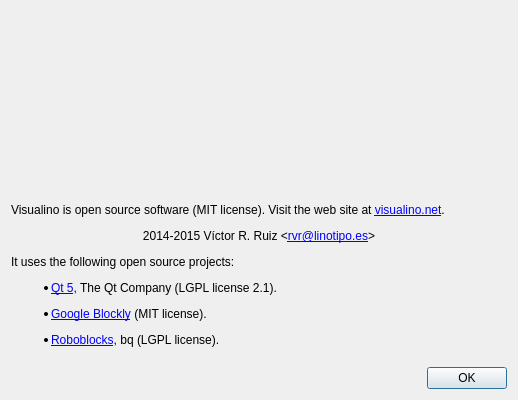
Old version of the form src/aboutdialog.ui in the repository vrruiz/visualino.
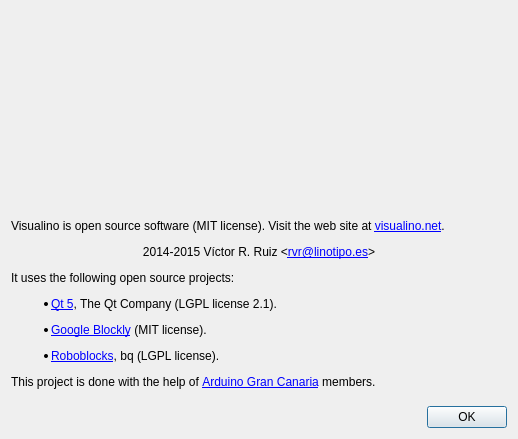
New version of the form. Icons and pictures are not drawn.

What changed in the file:
```diff
--- a/src/aboutdialog.ui
+++ b/src/aboutdialog.ui
@@ -7,7 +7,7 @@
     <x>0</x>
     <y>0</y>
     <width>518</width>
-    <height>400</height>
+    <height>439</height>
    </rect>
   </property>
   <property name="windowTitle">
@@ -27,7 +27,7 @@
    <item>
     <widget class="QLabel" name="label_4">
      <property name="text">
-      <string>&lt;html&gt;&lt;head/&gt;&lt;body&gt;&lt;p&gt;Visualino is open source software (MIT license). Visit the web site at &lt;a href=&quot;http://www.visualino.net/&quot;&gt;&lt;span style=&quot; text-decoration: underline; color:#0000ff;&quot;&gt;visualino.net&lt;/span&gt;&lt;/a&gt;.&lt;/p&gt;&lt;p align=&quot;center&quot;&gt;2014-2015 Víctor R. Ruiz &amp;lt;&lt;a href=&quot;mailto:rvr@linotipo.es&quot;&gt;&lt;span style=&quot; text-decoration: underline; color:#0000ff;&quot;&gt;rvr@linotipo.es&lt;/span&gt;&lt;/a&gt;&amp;gt;&lt;/p&gt;&lt;p&gt;It uses the following open source projects:&lt;/p&gt;&lt;ul style=&quot;margin-top: 0px; margin-bottom: 0px; margin-left: 0px; margin-right: 0px; -qt-list-indent: 1;&quot;&gt;&lt;li style=&quot; margin-top:12px; margin-bottom:0px; margin-left:0px; margin-right:0px; -qt-block-indent:0; text-indent:0px;&quot;&gt;&lt;a href=&quot;http://www.qt.io/&quot;&gt;&lt;span style=&quot; text-decoration: underline; color:#0000ff;&quot;&gt;Qt 5&lt;/span&gt;&lt;/a&gt;, The Qt Company (LGPL license 2.1).&lt;/li&gt;&lt;li style=&quot; margin-top:12px; margin-bottom:0px; margin-left:0px; margin-right:0px; -qt-block-indent:0; text-indent:0px;&quot;&gt;&lt;a href=&quot;https://developers.google.com/blockly/&quot;&gt;&lt;span style=&quot; text-decoration: underline; color:#0000ff;&quot;&gt;Google Blockly&lt;/span&gt;&lt;/a&gt; (MIT license).&lt;/li&gt;&lt;li style=&quot; margin-top:12px; margin-bottom:0px; margin-left:0px; margin-right:0px; -qt-block-indent:0; text-indent:0px;&quot;&gt;&lt;a href=&quot;https://github.com/bq/roboblocks&quot;&gt;&lt;span style=&quot;text-decoration: underline; color:#0000ff;&quot;&gt;Roboblocks&lt;/span&gt;&lt;/a&gt;, bq (LGPL license).&lt;/li&gt;&lt;/ul&gt;&lt;/body&gt;&lt;/html&gt;</string>
+      <string>&lt;html&gt;&lt;head/&gt;&lt;body&gt;&lt;p&gt;Visualino is open source software (MIT license). Visit the web site at &lt;a href=&quot;http://www.visualino.net/&quot;&gt;&lt;span style=&quot; text-decoration: underline; color:#0000ff;&quot;&gt;visualino.net&lt;/span&gt;&lt;/a&gt;.&lt;/p&gt;&lt;p align=&quot;center&quot;&gt;2014-2015 Víctor R. Ruiz &amp;lt;&lt;a href=&quot;mailto:rvr@linotipo.es&quot;&gt;&lt;span style=&quot; text-decoration: underline; color:#0000ff;&quot;&gt;rvr@linotipo.es&lt;/span&gt;&lt;/a&gt;&amp;gt;&lt;/p&gt;&lt;p&gt;It uses the following open source projects:&lt;/p&gt;&lt;ul style=&quot;margin-top: 0px; margin-bottom: 0px; margin-left: 0px; margin-right: 0px; -qt-list-indent: 1;&quot;&gt;&lt;li style=&quot; margin-top:12px; margin-bottom:0px; margin-left:0px; margin-right:0px; -qt-block-indent:0; text-indent:0px;&quot;&gt;&lt;a href=&quot;http://www.qt.io/&quot;&gt;&lt;span style=&quot; text-decoration: underline; color:#0000ff;&quot;&gt;Qt 5&lt;/span&gt;&lt;/a&gt;, The Qt Company (LGPL license 2.1).&lt;/li&gt;&lt;li style=&quot; margin-top:12px; margin-bottom:0px; margin-left:0px; margin-right:0px; -qt-block-indent:0; text-indent:0px;&quot;&gt;&lt;a href=&quot;https://developers.google.com/blockly/&quot;&gt;&lt;span style=&quot; text-decoration: underline; color:#0000ff;&quot;&gt;Google Blockly&lt;/span&gt;&lt;/a&gt; (MIT license).&lt;/li&gt;&lt;li style=&quot; margin-top:12px; margin-bottom:0px; margin-left:0px; margin-right:0px; -qt-block-indent:0; text-indent:0px;&quot;&gt;&lt;a href=&quot;https://github.com/bq/roboblocks&quot;&gt;&lt;span style=&quot; text-decoration: underline; color:#0000ff;&quot;&gt;Roboblocks&lt;/span&gt;&lt;/a&gt;, bq (LGPL license).&lt;/li&gt;&lt;/ul&gt;&lt;p&gt;This project is done with the help of &lt;a href=&quot;http://www.facebook.com/groups/arduinograncanaria&quot;&gt;&lt;span style=&quot; text-decoration: underline; color:#0000ff;&quot;&gt;Arduino Gran Canaria&lt;/span&gt;&lt;/a&gt; members.&lt;/p&gt;&lt;/body&gt;&lt;/html&gt;</string>
      </property>
      <property name="wordWrap">
       <bool>true</bool>
```
